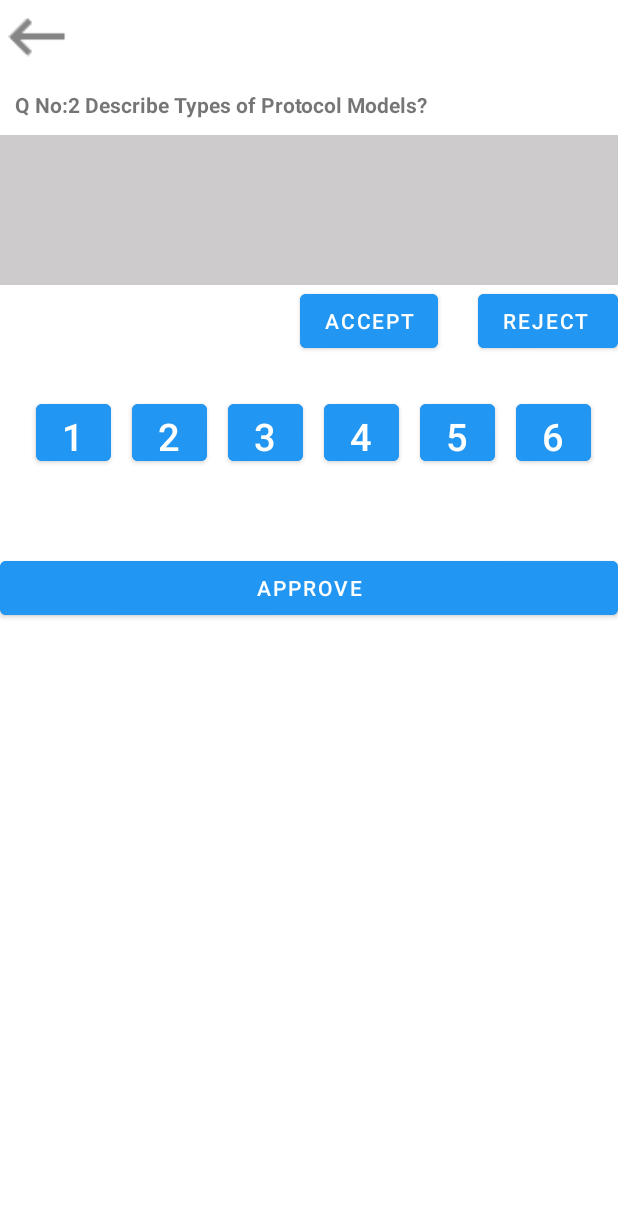
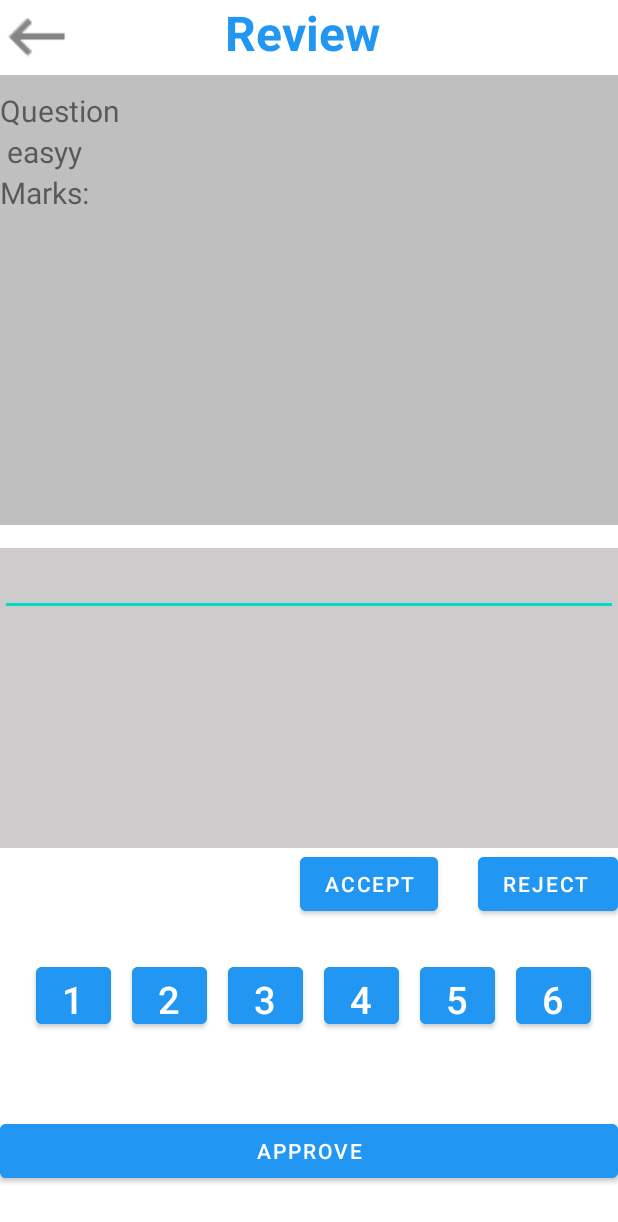
Before and after one commit to SyedAnnasShah/DDFPS, an Android app: the AddComments screen opened directly, with no data from a screen before it, on a phone screen of 412 x 824 dp. Shown: the top 1222 px of the screen. Run offline under Robolectric (Android 15) with nearby library versions, the light colour scheme and no system bars.

```diff
--- a/app/src/main/java/com/example/papersdashboard/director_dashboard.java
+++ b/app/src/main/java/com/example/papersdashboard/director_dashboard.java
@@ -79,8 +79,8 @@ public class director_dashboard extends AppCompatActivity implements NavigationV
                             ft0.replace(R.id.director_fragment_container, fragment0, "");
                             ft0.commit();
                             return true;
-                        case R.id.nav_dRequested:
-                            fragment_requested fragment1 = new fragment_requested();
+                        case R.id.nav_dReview:
+                            fragment_review fragment1 = new fragment_review();
                             FragmentTransaction ft1 = getSupportFragmentManager().beginTransaction();
                             ft1.replace(R.id.director_fragment_container, fragment1, "");
                             ft1.commit();
--- a/app/src/main/res/layout/activity_add_comments.xml
+++ b/app/src/main/res/layout/activity_add_comments.xml
@@ -5,9 +5,10 @@
     android:layout_width="match_parent"
     android:layout_height="match_parent"
     tools:context=".AddComments">
+
     <LinearLayout
         android:orientation="horizontal"
-        android:id="@+id/layout_1"
+        android:id="@+id/layout_header"
         android:layout_width="match_parent"
         android:layout_height="50dp">
         <ImageView
@@ -15,29 +16,65 @@
             android:layout_width="50dp"
             android:layout_height="50dp"
             android:src="@drawable/back"/>
+        <TextView
+            android:id="@+id/temporary"
+            android:layout_width="match_parent"
+            android:layout_height="wrap_content"
+            android:text="Review"
+            android:textColor="#2196f3"
+            android:layout_marginLeft="100dp"
+            android:textStyle="bold"
+            android:textSize="32dp" />
     </LinearLayout>
+    <ScrollView
+        android:id="@+id/sv_questionddetails"
+        android:layout_below="@id/layout_header"
+        android:layout_width="match_parent"
+        android:background="#8888"
+        android:layout_height="300dp">
+    <LinearLayout
+        android:layout_width="match_parent"
+        android:layout_marginTop="10dp"
+        android:layout_height="300dp"
+        android:orientation="vertical">
+        <TextView
+            android:id="@+id/tv_questionaddeddetail"
+            android:layout_width="match_parent"
+            android:layout_height="wrap_content"
+            android:textSize="20dp"
+            android:text="Question"/>
+        <TextView
+            android:id="@+id/tv_questionaddeddificulty"
+            android:layout_width="match_parent"
+            android:layout_height="wrap_content"
+            android:textSize="20dp"
+            android:text=" easyy" />
+        <TextView
+            android:id="@+id/tv_questionaddedmarks"
+            android:layout_width="match_parent"
+            android:layout_height="wrap_content"
+            android:textSize="20dp"
+            android:text="Marks: "/>
+        <ImageView
+            android:id="@+id/iv_questionaddedimage"
+            android:layout_width="wrap_content"
+            android:layout_height="wrap_content"/>
+    </LinearLayout>
+    </ScrollView>
    <RelativeLayout
-       android:layout_below="@id/layout_1"
        android:layout_width="match_parent"
+       android:layout_below="@id/sv_questionddetails"
+       android:layout_marginTop="15dp"
        android:layout_height="match_parent">
 
-       <TextView
-           android:id="@+id/qnot"
-           android:layout_below="@+id/paper_image"
-           android:layout_width="match_parent"
-           android:layout_height="40dp"
-           android:padding="10dp"
-           android:text="Q No:2 Describe Types of Protocol Models?"
-           android:scrollbars = "vertical"
-           android:textStyle="bold"
-           android:scrollbarSize="15dp" />
        <ScrollView
            android:id="@+id/comments_area"
-           android:layout_below="@id/qnot"
            android:layout_width="match_parent"
-           android:layout_height="100dp"
+           android:layout_height="200dp"
            android:background="#CDCBCB">
-
+            <EditText
+                android:layout_width="match_parent"
+                android:layout_height="match_parent"/>
        </ScrollView>
        <Button
            android:id="@+id/btn_AcceptQuestion"
@@ -69,6 +106,7 @@
           >
 
            <Button
+               android:id="@+id/btn_q1"
                android:layout_marginLeft="14dp"
                android:backgroundTint="#2196f3"
                android:layout_width="50dp"
@@ -77,6 +115,7 @@
                android:textSize="25dp"
               />
            <Button
+               android:id="@+id/btn_q2"
                android:layout_marginLeft="14dp"
                android:backgroundTint="#2196f3"
                android:layout_width="50dp"
@@ -85,6 +124,7 @@
                android:textSize="25dp"
                />
            <Button
+               android:id="@+id/btn_q3"
                android:layout_marginLeft="14dp"
                android:backgroundTint="#2196f3"
                android:layout_width="50dp"
@@ -93,6 +133,7 @@
                android:textSize="25dp"
                />
            <Button
+               android:id="@+id/btn_q4"
                android:layout_marginLeft="14dp"
                android:backgroundTint="#2196f3"
                android:layout_width="50dp"
@@ -100,8 +141,8 @@
                android:text="4"
                android:textSize="25dp"
                />
-
            <Button
+               android:id="@+id/btn_q5"
                android:layout_width="50dp"
                android:layout_height="50dp"
                android:layout_marginLeft="14dp"
@@ -110,6 +151,7 @@
                android:textSize="25dp" />
 
            <Button
+               android:id="@+id/btn_q6"
                android:layout_marginLeft="14dp"
                android:backgroundTint="#2196f3"
                android:layout_width="50dp"
--- a/app/src/main/res/layout/courses.xml
+++ b/app/src/main/res/layout/courses.xml
@@ -143,7 +143,7 @@
                 android:layout_marginRight="0dp">
             <ImageView
                 android:visibility="gone"
-                android:id="@+id/iv_teacher"
+                android:id="@+id/iv_director"
                 android:layout_width= "60dp"
                 android:layout_height="match_parent"
                 android:layout_alignParentRight="true"
--- a/app/src/main/res/layout/fragment_requested.xml
+++ b/app/src/main/res/layout/fragment_review.xml
@@ -3,11 +3,11 @@
     xmlns:tools="http://schemas.android.com/tools"
     android:layout_width="match_parent"
     android:layout_height="match_parent"
-    tools:context=".fragment_requested"
+    tools:context=".fragment_review"
     android:background="#CDCBCB">
 
     <androidx.recyclerview.widget.RecyclerView
-        android:id="@+id/recycler_req"
+        android:id="@+id/recycler_rev"
         android:layout_width="match_parent"
         android:layout_height="match_parent"
         tools:listitem="@layout/courses"
--- a/app/src/main/res/menu/director_menu_nav.xml
+++ b/app/src/main/res/menu/director_menu_nav.xml
@@ -5,9 +5,9 @@
         android:icon="@drawable/pending"
         android:title="Due" />
     <item
-        android:id="@+id/nav_dRequested"
+        android:id="@+id/nav_dReview"
         android:icon="@drawable/requested"
-        android:title="Requested" />
+        android:title="Review" />
     <item
         android:id="@+id/nav_dApproved"
         android:icon="@drawable/approved"
```
Also changed, not shown: app/src/main/java/com/example/papersdashboard/Api.java (+8 -0 lines), app/src/main/java/com/example/papersdashboard/Generate_paper.java (+49 -9 lines), app/src/main/java/com/example/papersdashboard/PapersAdapter.java (+7 -14 lines), app/src/main/java/com/example/papersdashboard/fragment_review.java (renamed from app/src/main/java/com/example/papersdashboard/fragment_requested.java, +4 -5 lines).
